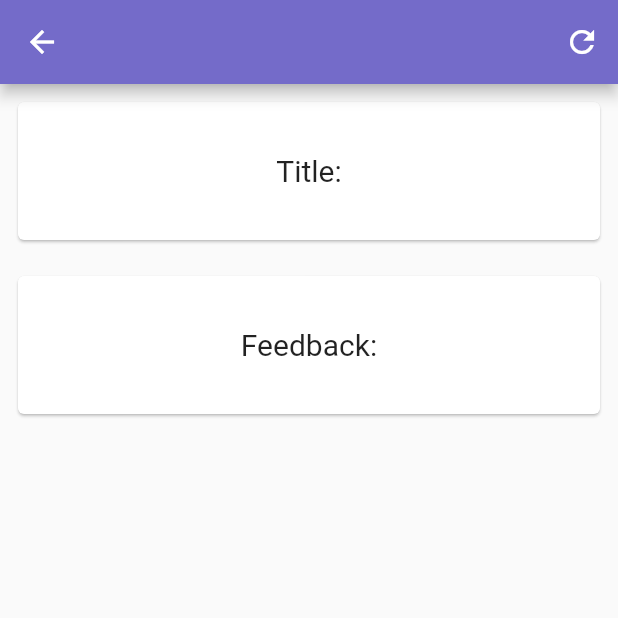
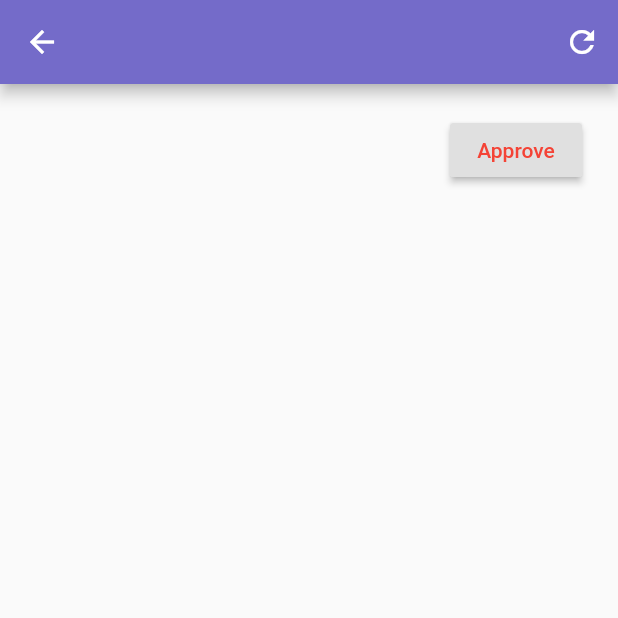
Before and after one commit to Nashkim254/kdharura, a Flutter app: the UserRequests screen opened directly, on a phone screen of 412 x 824 dp, the top half of it. Run offline on Flutter 3.47's test engine with Material 2 defaults, Android fonts, the phone set to English and light mode, and no system bars; our stand-ins replace cloud_firestore, firebase_auth, firebase_core, google_maps_flutter, location; missing offline and left inert: contact_picker, flutter_webview_plugin; accounts and stored records are empty.

Commit message:
my other commit

```diff
--- a/lib/app_screens/requests.dart
+++ b/lib/app_screens/requests.dart
@@ -11,14 +11,14 @@ class UserRequests extends StatefulWidget {
 class _UserRequestsState extends State<UserRequests> {
   //String variables to receive data
 
-  String title = "";
-  String message = "";
+  String location = "";
+  String request = "";
 
-  int itemCount = 0;
+  bool isApproved = false;
 
   //instance of  document referrence
   final DocumentReference documentReference =
-      FirebaseFirestore.instance.doc('feedback/myfeedback');
+      FirebaseFirestore.instance.doc('requests');
 
   //streamsubscription
 
@@ -30,8 +30,8 @@ class _UserRequestsState extends State<UserRequests> {
     documentReference.get().then((datasnapshot) {
       if (datasnapshot.exists) {
         setState(() {
-          title = datasnapshot.data()['title'];
-          message = datasnapshot.data()['message'];
+          location = datasnapshot.data()['Location'];
+          request = datasnapshot.data()['request'];
         });
       }
     });
@@ -45,8 +45,8 @@ class _UserRequestsState extends State<UserRequests> {
     streamSubscription = documentReference.snapshots().listen((datasnapshot) {
       if (datasnapshot.exists) {
         setState(() {
-          title = datasnapshot.data()['title'];
-          message = datasnapshot.data()['message'];
+          location = datasnapshot.data()['Location'];
+          request = datasnapshot.data()['request'];
         });
       }
     });
@@ -87,40 +87,35 @@ class _UserRequestsState extends State<UserRequests> {
             children: [
               Padding(
                 padding: EdgeInsets.all(8.0),
-                child: title == null
-                    ? Container()
-                    : Container(
-                        height: 100,
-                        width: MediaQuery.of(context).size.width,
-                        child: Center(
-                          child: Card(
-                            elevation: 0.8,
-                            child: Center(
-                              child: Text(
-                                'Title:' + '' + title,
-                                style: TextStyle(fontSize: 20.0),
-                              ),
-                            ),
-                          ),
+                child: location == null
+                    ? Center(child: CircularProgressIndicator())
+                    : ListTile(
+                        trailing: RaisedButton(
+                          onPressed: () {
+                            setState(() {
+                              isApproved = true;
+                            });
+                          },
+                          child: isApproved
+                              ? Text(
+                                  'Approved',
+                                  style: TextStyle(
+                                    color: Colors.green,
+                                  ),
+                                )
+                              : Text(
+                                  'Approve',
+                                  style: TextStyle(color: Colors.red),
+                                ),
                         ),
-                      ),
-              ),
-              Padding(
-                padding: EdgeInsets.all(8.0),
-                child: message == null
-                    ? Container()
-                    : Container(
-                        height: 100,
-                        width: MediaQuery.of(context).size.width,
-                        child: Center(
-                          child: Card(
-                            elevation: 0.8,
-                            child: Center(
-                              child: Text(
-                                'Feedback:' + '' + message,
-                                style: TextStyle(fontSize: 20.0),
-                              ),
-                            ),
+                        title: Text(
+                          location,
+                          style: TextStyle(fontSize: 20.0),
+                        ),
+                        subtitle: Text(
+                          request,
+                          style: TextStyle(
+                            fontSize: 20.0,
                           ),
                         ),
                       ),
```
Also changed, not shown: lib/app_screens/about.dart (+24 -26 lines), lib/app_screens/feeback_view.dart (+121 -2 lines).
